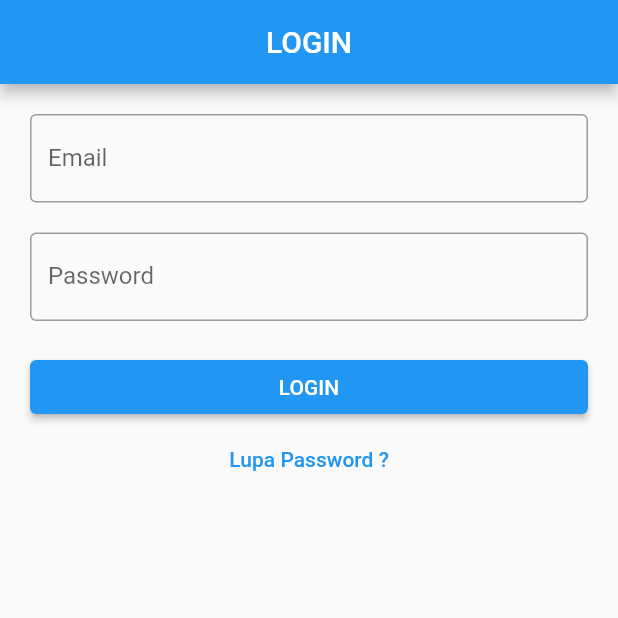
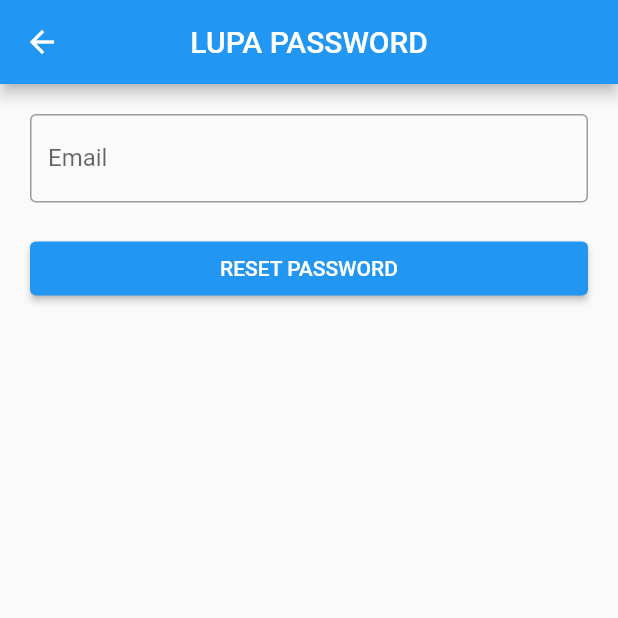
Before and after one commit to unuStudents/Flutter-precense_geolocation, a Flutter app: the screen it shows after launch, after a tap on "Lupa Password ?", on a phone screen of 412 x 824 dp, the top half of it. Run offline on Flutter 3.47's test engine with Material 2 defaults, Android fonts, the light colour scheme and no system bars; our stand-ins replace cloud_firestore, firebase_auth, firebase_core, get; accounts and stored records are empty.

Commit message:
forget password

```diff
--- /dev/null
+++ b/lib/app/modules/forget_password/bindings/forget_password_binding.dart
@@ -0,0 +1,12 @@
+import 'package:get/get.dart';
+
+import '../controllers/forget_password_controller.dart';
+
+class ForgetPasswordBinding extends Bindings {
+  @override
+  void dependencies() {
+    Get.lazyPut<ForgetPasswordController>(
+      () => ForgetPasswordController(),
+    );
+  }
+}
--- /dev/null
+++ b/lib/app/modules/forget_password/controllers/forget_password_controller.dart
@@ -0,0 +1,28 @@
+import 'package:firebase_auth/firebase_auth.dart';
+import 'package:flutter/cupertino.dart';
+import 'package:get/get.dart';
+
+class ForgetPasswordController extends GetxController {
+  RxBool isLoading = false.obs;
+  TextEditingController emailC = TextEditingController();
+
+  FirebaseAuth auth = FirebaseAuth.instance;
+
+  Future<void> sendEmail() async {
+    if (emailC.text.isNotEmpty) {
+      isLoading.value = true;
+      try {
+        await auth.sendPasswordResetEmail(email: emailC.text);
+        Get.snackbar("Berhasil",
+            "kami telah mengirim link reset password ke email Anda");
+        Get.back();
+      } catch (e) {
+        Get.snackbar("Terjadi Kesalahan", "Tidak dapat mengirim email reset");
+      } finally {
+        isLoading.value = false;
+      }
+    } else {
+      Get.snackbar("Perhatian", "Email harus di isi");
+    }
+  }
+}
--- /dev/null
+++ b/lib/app/modules/forget_password/views/forget_password_view.dart
@@ -0,0 +1,43 @@
+import 'package:flutter/material.dart';
+
+import 'package:get/get.dart';
+
+import '../controllers/forget_password_controller.dart';
+
+class ForgetPasswordView extends GetView<ForgetPasswordController> {
+  @override
+  Widget build(BuildContext context) {
+    return Scaffold(
+      appBar: AppBar(
+        title: Text('LUPA PASSWORD'),
+        centerTitle: true,
+      ),
+      body: ListView(
+        padding: EdgeInsets.all(20),
+        children: [
+          TextField(
+            autocorrect: false,
+            controller: controller.emailC,
+            decoration: InputDecoration(
+              labelText: "Email",
+              border: OutlineInputBorder(),
+            ),
+          ),
+          SizedBox(height: 20),
+          Obx(
+            () => ElevatedButton(
+              onPressed: () async {
+                if (controller.isLoading.isFalse) {
+                  await controller.sendEmail();
+                }
+              },
+              child: Text(controller.isLoading.isFalse
+                  ? "RESET PASSWORD"
+                  : "LOADING..."),
+            ),
+          ),
+        ],
+      ),
+    );
+  }
+}
--- a/lib/app/modules/login/views/login_view.dart
+++ b/lib/app/modules/login/views/login_view.dart
@@ -1,6 +1,7 @@
 import 'package:flutter/material.dart';
 
 import 'package:get/get.dart';
+import 'package:presensi/app/routes/app_pages.dart';
 
 import '../controllers/login_controller.dart';
 
@@ -45,7 +46,9 @@ class LoginView extends GetView<LoginController> {
                     Text(controller.isLoading.isFalse ? "LOGIN" : "LOADING..."),
               ),
             ),
-            TextButton(onPressed: () {}, child: Text("Lupa Password ?"))
+            TextButton(
+                onPressed: () => Get.toNamed(Routes.FORGET_PASSWORD),
+                child: Text("Lupa Password ?"))
           ],
         ));
   }
--- a/lib/app/routes/app_routes.dart
+++ b/lib/app/routes/app_routes.dart
@@ -8,6 +8,7 @@ abstract class Routes {
   static const ADD_PEGAWAI = _Paths.ADD_PEGAWAI;
   static const LOGIN = _Paths.LOGIN;
   static const NEW_PASSWORD = _Paths.NEW_PASSWORD;
+  static const FORGET_PASSWORD = _Paths.FORGET_PASSWORD;
 }
 
 abstract class _Paths {
@@ -15,4 +16,5 @@ abstract class _Paths {
   static const ADD_PEGAWAI = '/add-pegawai';
   static const LOGIN = '/login';
   static const NEW_PASSWORD = '/new-password';
+  static const FORGET_PASSWORD = '/forget-password';
 }
```
Also changed, not shown: lib/app/routes/app_pages.dart (+7 -0 lines).
